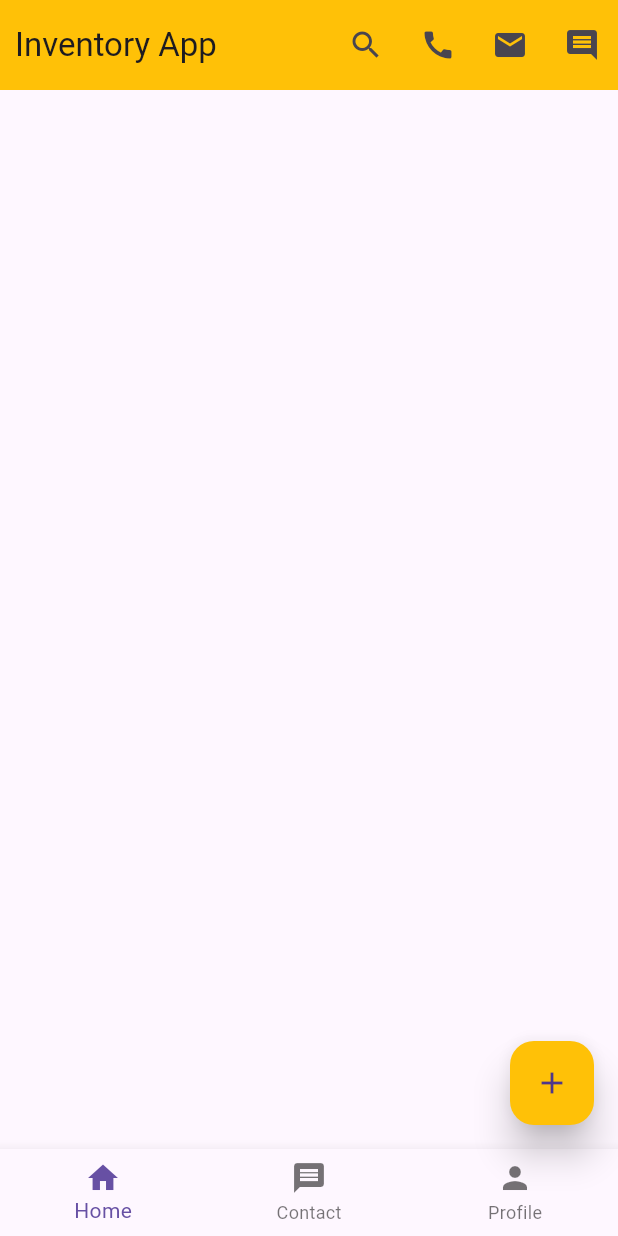
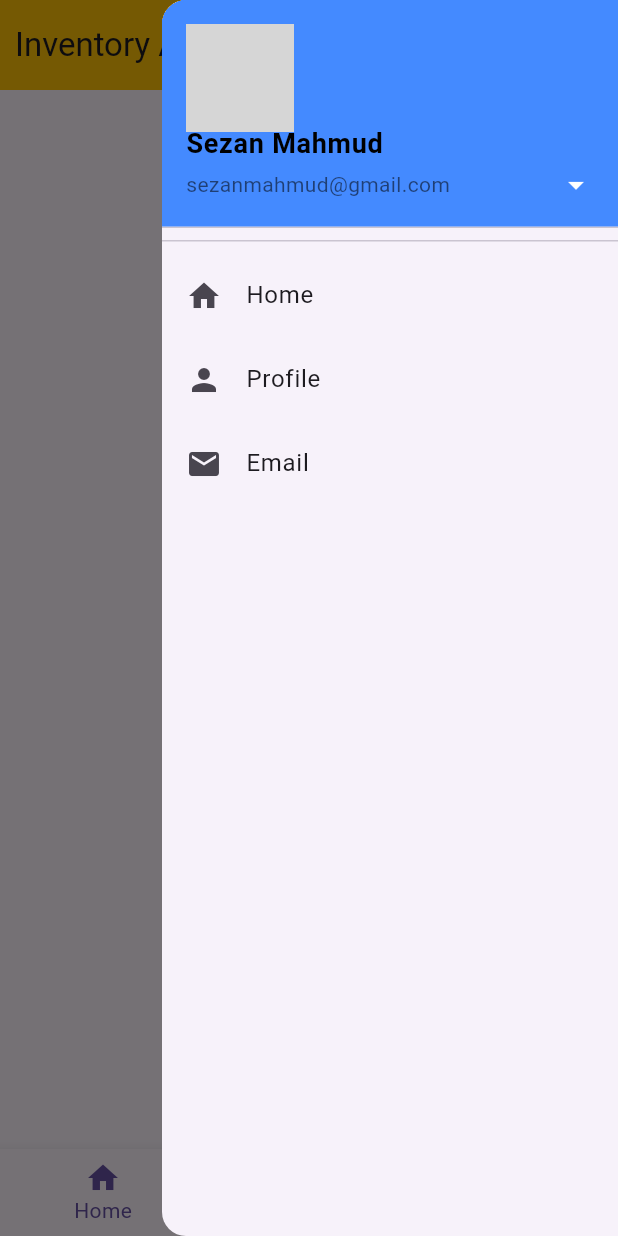
Before and after one commit to sezanmahmud30/flutter_learning, a Flutter app: the screen it shows after launch, with the side drawer open (before the commit the screen has no drawer), on a phone screen of 412 x 824 dp. Run offline on Flutter 3.47's test engine with Material 3 defaults, Android fonts, the phone set to English and light mode, and no system bars; network calls fail; grey boxes are pictures that could not be loaded.

Commit message:
Flutter endDrawer

```diff
--- a/myapp1/lib/main.dart
+++ b/myapp1/lib/main.dart
@@ -106,6 +106,74 @@ class HomeActivity extends StatelessWidget{
 
       ),
 
+      endDrawer: Drawer(
+
+        child: ListView(
+
+          children: [
+            DrawerHeader(
+              padding: EdgeInsets.all(0),
+
+              child: UserAccountsDrawerHeader(
+                decoration: BoxDecoration(color: Colors.blueAccent),
+
+                accountName: Padding(
+                  padding:  const EdgeInsets.only(top: 8),
+                  child:Text("Sezan Mahmud",
+                    style: TextStyle(
+                      color: Colors.black,
+                      fontSize: 18,
+                      fontWeight: FontWeight.bold,
+
+                    ),
+                  ),
+                ),
+
+                accountEmail: Text(
+                  "sezanmahmud@gmail.com",
+                  style: TextStyle(color: Colors.black54),
+                ),
+
+                //currentAccountPicture: Image.network("https://scontent.fdac191-1.fna.fbcdn.net/v/t39.30808-1/595433681_844717088552870_4214136399129611571_n.jpg?stp=dst-jpg_s200x200_tt6&_nc_cat=100&ccb=1-7&_nc_sid=e99d92&_nc_eui2=AeFYLh0n_0bdcVokNHW8U0b6jq8qeeoR8CaOryp56hHwJvuCGJbBXyhOJCOA89M1AOD88ckLgyK5EgcnuqzVx_Uq&_nc_ohc=W0EfUqV4SXcQ7kNvwG4cP45&_nc_oc=AdnQUUbx-HFC7cKv9oGKQIAAbPUrW9aEhtEGMH0CKn0_TJtKLWOoUfzwn3ojrpKTW2U&_nc_zt=24&_nc_ht=scontent.fdac191-1.fna&_nc_gid=7V28SoEOjdc_bdb5zgR1MA&oh=00_AflqOlDtfqKalpnSTUp1_7R6cHxwzW1qlmXABvnwxZ_u1Q&oe=694657BE"),    // Picture Link
+                currentAccountPicture:CircleAvatar(backgroundImage: NetworkImage("https://avatars.githubusercontent.com/u/131911000?s=96&v=4"),),   // Circle Shape Avatar
+
+                onDetailsPressed: (){MySnackBar("This is my profile", context);},
+              ),
+            ),
+            // Drawer Header
+
+
+            ListTile(
+              leading: Icon(Icons.home),
+              title: Text("Home"),
+              onTap: (){
+                MySnackBar("This is Home",context);
+              },
+            ),
+
+            ListTile(
+                leading: Icon(Icons.person),
+                title: Text("Profile"),
+                onTap: (){
+                  MySnackBar("This is Profile",context);
+                }
+            ),
+
+            ListTile(
+                leading: Icon(Icons.email),
+                title: Text("Email"),
+                onTap: (){
+                  MySnackBar("This is Email",context);
+                }
+            ),
+
+          ],
+
+        ),
+      ),
+
+
+
 
 
     );
```
